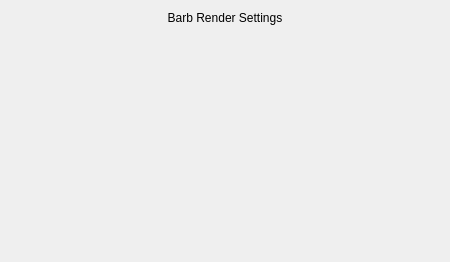
Qt form apps/vaporgui/guis/ui/arrow.ui (yyr/vapor) before a commit.
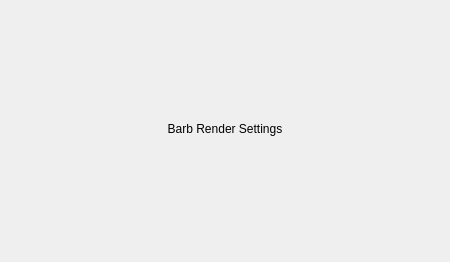
The same form after that commit.

```diff
--- a/apps/vaporgui/guis/ui/arrow.ui
+++ b/apps/vaporgui/guis/ui/arrow.ui
@@ -46,6 +46,12 @@
     <layout class="QVBoxLayout" name="verticalLayout_5">
      <item>
       <widget class="QLabel" name="label_3">
+       <property name="maximumSize">
+        <size>
+         <width>16777215</width>
+         <height>20</height>
+        </size>
+       </property>
        <property name="text">
         <string>Barb Render Settings</string>
        </property>
@@ -59,10 +65,13 @@
        <property name="orientation">
         <enum>Qt::Vertical</enum>
        </property>
+       <property name="sizeType">
+        <enum>QSizePolicy::Fixed</enum>
+       </property>
        <property name="sizeHint" stdset="0">
         <size>
          <width>20</width>
-         <height>17</height>
+         <height>3</height>
         </size>
        </property>
       </spacer>
```
